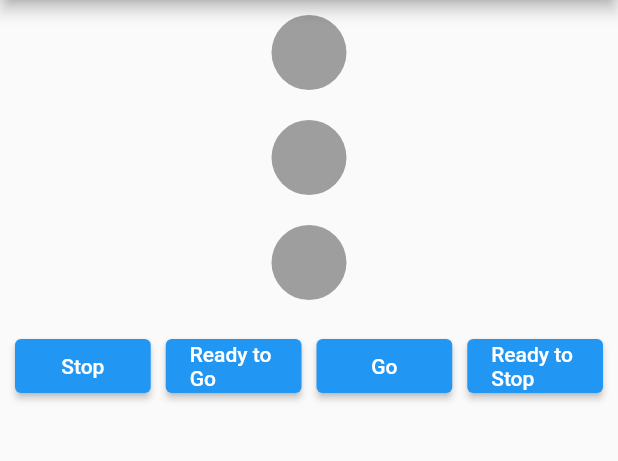
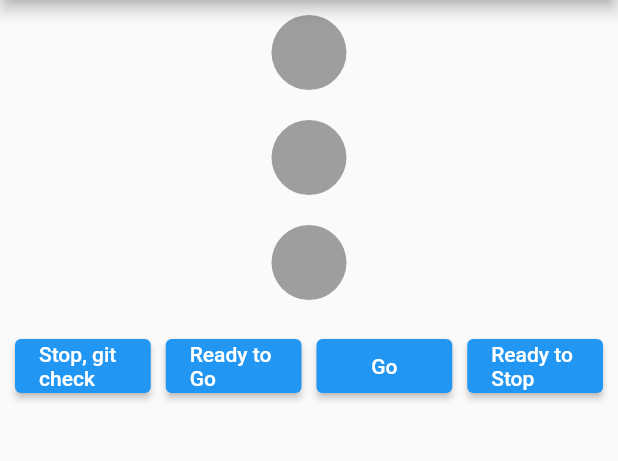
Before and after one commit to dulangakithmini/traffic-light-system, a Flutter app: the screen it shows after launch, on a phone screen of 412 x 824 dp, the part 84-545 px from its top. Run offline on Flutter 3.47's test engine with Material 2 defaults, Android fonts, the phone set to English and light mode, and no system bars; our stand-ins replace flutter_bloc.

```diff
--- a/lib/src/screens/home_screen.dart
+++ b/lib/src/screens/home_screen.dart
@@ -26,7 +26,7 @@ class HomeScreen extends StatelessWidget {
                         onPressed: () {
                           BlocProvider.of<HomeBloc>(ctx).add(StopEvent());
                         },
-                        child: Text('Stop'),
+                        child: Text('Stop, git check'),
                       ),
                     ),
                     SizedBox(
@@ -72,4 +72,6 @@ class HomeScreen extends StatelessWidget {
       ),
     );
   }
+
+  gitCheck() {}
 }
```
